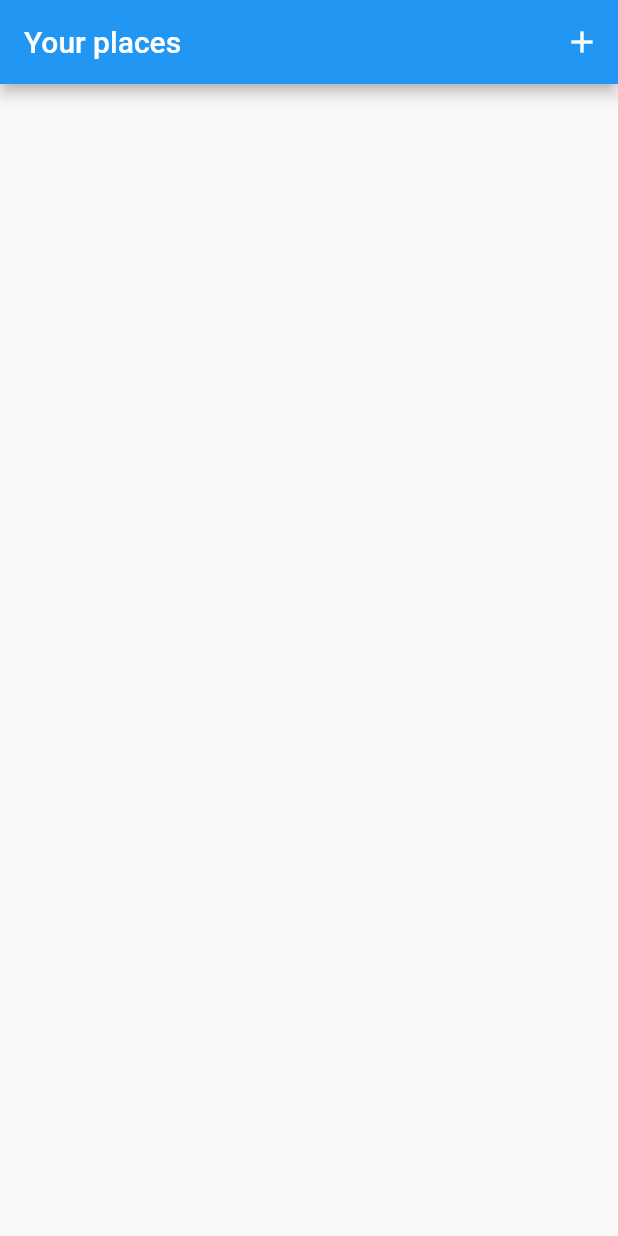
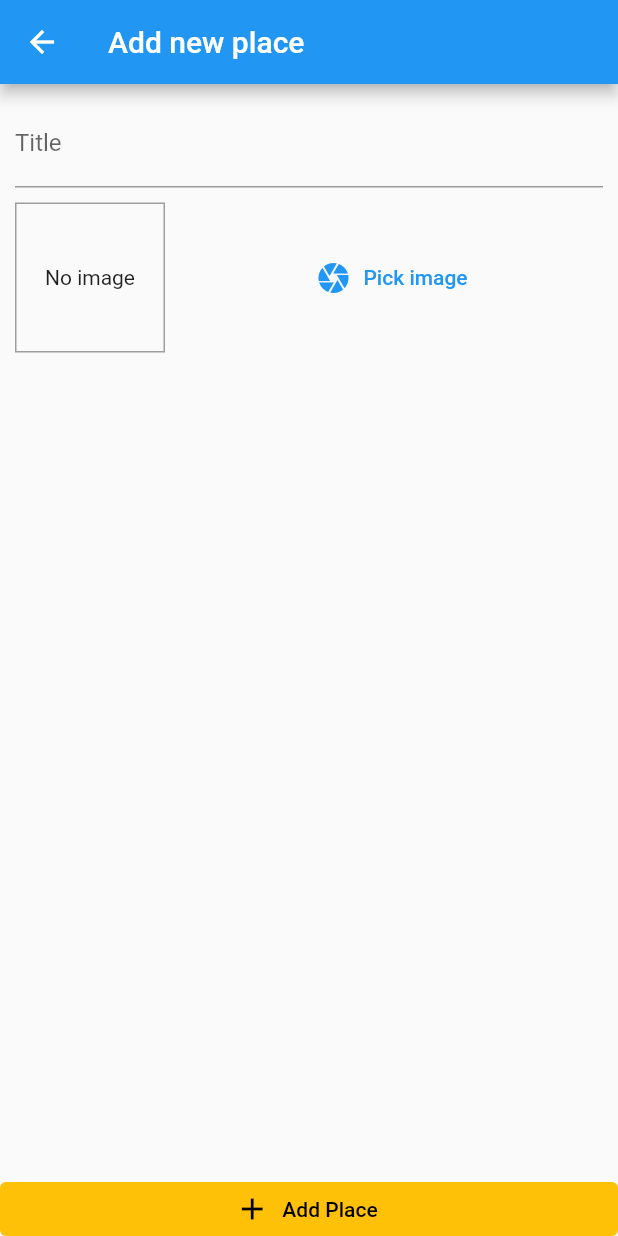
Before and after one commit to Rares23/my_locations, a Flutter app: the screen it shows after launch, after a tap on the "add" icon, on a phone screen of 412 x 824 dp. Run offline on Flutter 3.47's test engine with Material 2 defaults, Android fonts, the phone set to English and light mode, and no system bars.

Commit message:
implement add place

```diff
--- a/lib/main.dart
+++ b/lib/main.dart
@@ -1,5 +1,9 @@
 import 'package:flutter/material.dart';
-import 'package:my_locations/screens/home_screen.dart';
+import 'package:my_locations/data/providers/places.dart';
+import 'package:my_locations/screens/add_place_screen.dart';
+import 'package:my_locations/screens/place_details_screen.dart';
+import 'package:my_locations/screens/places_screen.dart';
+import 'package:provider/provider.dart';
 
 void main() {
   runApp(MyApp());
@@ -8,13 +12,19 @@ void main() {
 class MyApp extends StatelessWidget {
   @override
   Widget build(BuildContext context) {
-    return MaterialApp(
-      title: 'My Locations',
-      theme: ThemeData(
-        primarySwatch: Colors.blue,
-        accentColor: Colors.amber,
-      ),
-      home: HomeScreen(),
+    return ChangeNotifierProvider.value(
+      value: Places(),
+      child: MaterialApp(
+          title: 'My Locations',
+          theme: ThemeData(
+            primarySwatch: Colors.blue,
+            accentColor: Colors.amber,
+          ),
+          home: PlacesScreen(),
+          routes: {
+            AddPlaceScreen.route: (context) => AddPlaceScreen(),
+            PlaceDetailsScreen.route: (context) => PlaceDetailsScreen(),
+          }),
     );
   }
 }
--- a/lib/screens/add_location_screen.dart
+++ /dev/null
@@ -1,9 +0,0 @@
-import 'package:flutter/material.dart';
-
-class AddLocationScreen extends StatelessWidget {
-  static const String route = '/location/new';
-  @override
-  Widget build(BuildContext context) {
-    return Container();
-  }
-}
--- /dev/null
+++ b/lib/screens/add_place_screen.dart
@@ -0,0 +1,58 @@
+import 'package:flutter/material.dart';
+import 'package:my_locations/widgets/image_input.dart';
+
+class AddPlaceScreen extends StatefulWidget {
+  static const String route = '/place/new';
+
+  @override
+  _AddPlaceScreenState createState() => _AddPlaceScreenState();
+}
+
+class _AddPlaceScreenState extends State<AddPlaceScreen> {
+  final TextEditingController _titleController = TextEditingController();
+
+  @override
+  Widget build(BuildContext context) {
+    return Scaffold(
+      appBar: AppBar(
+        title: Text("Add new place"),
+      ),
+      body: Column(
+        mainAxisAlignment: MainAxisAlignment.spaceBetween,
+        crossAxisAlignment: CrossAxisAlignment.stretch,
+        children: [
+          Expanded(
+            child: SingleChildScrollView(
+              child: Padding(
+                padding: const EdgeInsets.all(10.0),
+                child: Column(
+                  children: [
+                    TextField(
+                      decoration: InputDecoration(labelText: 'Title'),
+                      controller: _titleController,
+                    ),
+                    SizedBox(
+                      height: 10,
+                    ),
+                    ImageInput(),
+                  ],
+                ),
+              ),
+            ),
+          ),
+          ElevatedButton.icon(
+            onPressed: () {},
+            icon: Icon(Icons.add),
+            label: Text('Add Place'),
+            style: ElevatedButton.styleFrom(
+              tapTargetSize: MaterialTapTargetSize.shrinkWrap,
+              primary: Theme.of(context).accentColor,
+              onPrimary: Colors.black,
+              elevation: 0,
+            ),
+          ),
+        ],
+      ),
+    );
+  }
+}
--- a/lib/screens/location_details_screen.dart
+++ b/lib/screens/place_details_screen.dart
@@ -1,7 +1,7 @@
 import 'package:flutter/material.dart';
 
-class LocationDetailsScreen extends StatelessWidget {
-  static const route = '/location';
+class PlaceDetailsScreen extends StatelessWidget {
+  static const route = '/place';
 
   @override
   Widget build(BuildContext context) {
--- a/lib/screens/home_screen.dart
+++ b/lib/screens/places_screen.dart
@@ -1,7 +1,12 @@
 import 'package:flutter/material.dart';
+import 'package:my_locations/screens/add_place_screen.dart';
 
-class HomeScreen extends StatelessWidget {
+class PlacesScreen extends StatelessWidget {
   static const String route = '/';
+
+  void _openAddPlaceScreen(BuildContext context) {
+    Navigator.of(context).pushNamed(AddPlaceScreen.route);
+  }
 
   @override
   Widget build(BuildContext context) {
@@ -11,7 +16,9 @@ class HomeScreen extends StatelessWidget {
         actions: [
           IconButton(
             icon: Icon(Icons.add),
-            onPressed: () {},
+            onPressed: () {
+              _openAddPlaceScreen(context);
+            },
           )
         ],
       ),
--- /dev/null
+++ b/lib/widgets/image_input.dart
@@ -0,0 +1,51 @@
+import 'dart:io';
+
+import 'package:flutter/material.dart';
+
+class ImageInput extends StatefulWidget {
+  @override
+  _ImageInputState createState() => _ImageInputState();
+}
+
+class _ImageInputState extends State<ImageInput> {
+  File _storedImage;
+  void _loadImage(BuildContext context) {}
+
+  @override
+  Widget build(BuildContext context) {
+    return Row(
+      children: [
+        Container(
+          width: 100,
+          height: 100,
+          alignment: Alignment.center,
+          decoration: BoxDecoration(
+            border: Border.all(width: 1, color: Colors.grey),
+          ),
+          child: _storedImage != null
+              ? Image.file(
+                  _storedImage,
+                  fit: BoxFit.cover,
+                  width: double.infinity,
+                )
+              : Text(
+                  'No image',
+                  textAlign: TextAlign.center,
+                ),
+        ),
+        SizedBox(
+          width: 10,
+        ),
+        Expanded(
+          child: TextButton.icon(
+            icon: Icon(Icons.camera),
+            label: Text('Pick image'),
+            onPressed: () {
+              _loadImage(context);
+            },
+          ),
+        ),
+      ],
+    );
+  }
+}
--- a/pubspec.yaml
+++ b/pubspec.yaml
@@ -25,6 +25,7 @@ dependencies:
     sdk: flutter
   provider: ^5.0.0
   intl: ^0.17.0
+  image_picker: ^0.7.4
 
   # The following adds the Cupertino Icons font to your application.
   # Use with the CupertinoIcons class for iOS style icons.
```
Also changed, not shown: pubspec.lock.
